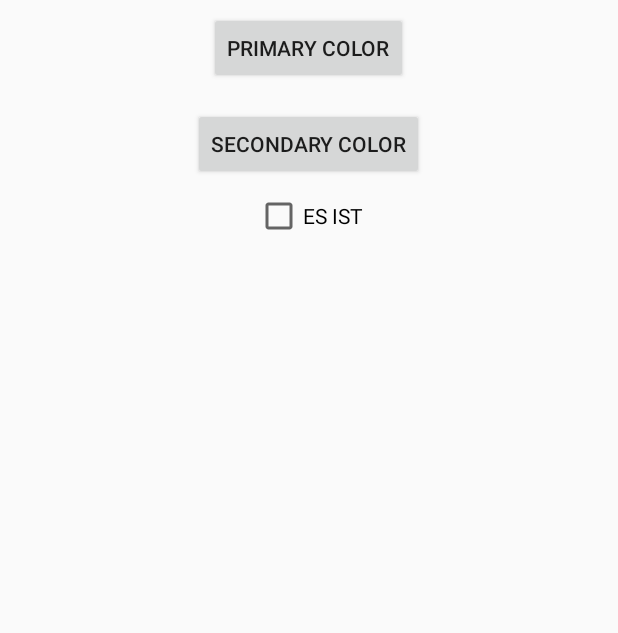
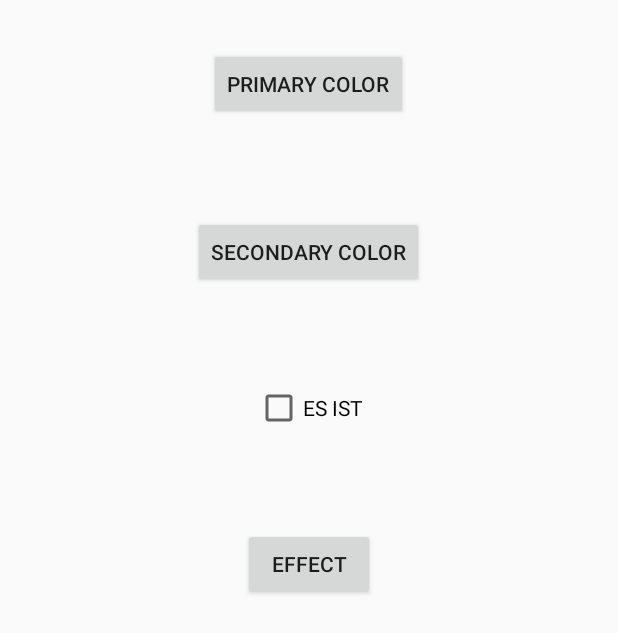
Before and after one commit to tobiasschuerg/Wordclock-Control-v2-Android, an Android app: the layout activity_main.xml on its own in the app's theme, with its tools: preview values and no code run, on a phone screen of 412 x 824 dp. Shown: the top 633 px of the screen. Run offline under Robolectric (Android 15) with nearby library versions, the phone set to English and light mode, and no system bars.

Commit message:
Added an effect toggle and extracted constants into config file

```diff
--- a/app/src/main/res/layout/activity_main.xml
+++ b/app/src/main/res/layout/activity_main.xml
@@ -24,21 +24,29 @@
             android:id="@+id/btn_primary_color"
             android:layout_width="wrap_content"
             android:layout_height="wrap_content"
-            android:layout_margin="8dp"
+            android:layout_margin="32dp"
             android:text="Primary color"/>
 
         <android.support.v7.widget.AppCompatButton
             android:id="@+id/btn_back_color"
             android:layout_width="wrap_content"
             android:layout_height="wrap_content"
-            android:layout_margin="8dp"
+            android:layout_margin="32dp"
             android:text="Secondary color"/>
 
         <CheckBox
             android:id="@+id/es_ist"
             android:layout_width="wrap_content"
             android:layout_height="wrap_content"
+            android:layout_margin="32dp"
             android:text="ES IST"/>
+
+        <Button
+            android:id="@+id/effect"
+            android:layout_width="wrap_content"
+            android:layout_height="wrap_content"
+            android:layout_margin="32dp"
+            android:text="Effect"/>
 
     </LinearLayout>
 
```
Also changed, not shown: app/src/main/java/com/tobiasschuerg/wordclock/Config.java (added, +17 -0 lines), app/src/main/java/com/tobiasschuerg/wordclock/MainActivity.java (+123 -115 lines), app/src/main/java/com/tobiasschuerg/wordclock/values/Effect.java (+7 -5 lines).
